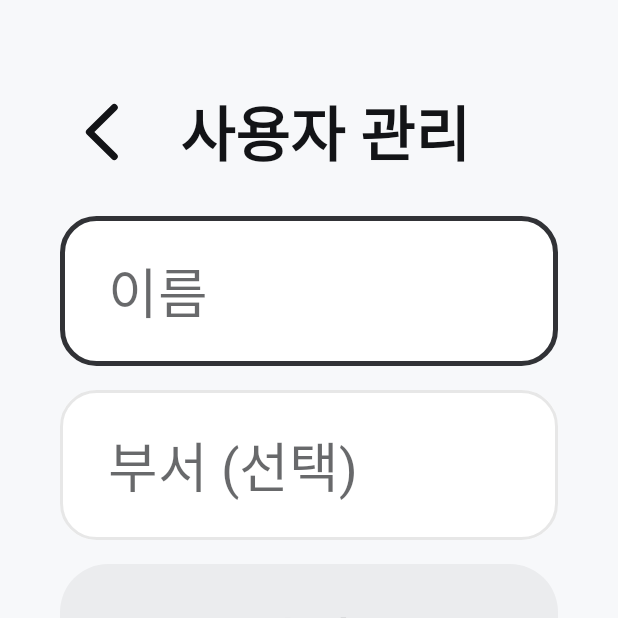
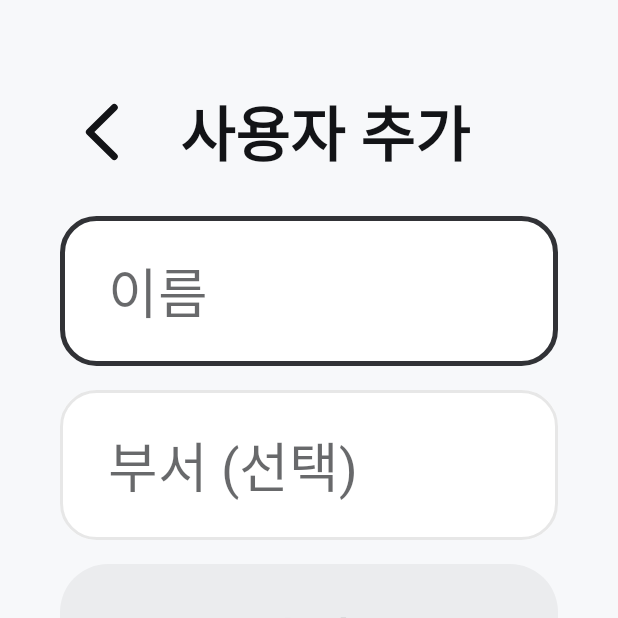
Before and after one commit to skelsid/Hyundai_Pleos, an Android app: the UsersActivity screen opened directly, with no data from a screen before it, on a phone screen of 412 x 824 dp, the top half of it. Run offline under Robolectric (Android 15) with nearby library versions, the phone set to English and light mode, and no system bars.

Commit message:
사용자 후보에서 빼는 것은 관리자 메뉴가 열려 있을 때만 된다
운행 종료 화면의 [사용자 추가]로 들어온 운전자는 추가만 한다 (기획서: 사용자
관리는 관리자 비밀번호를 넣어야 열린다).

Co-Authored-By: Claude Fable 5.2 <noreply@anthropic.com>

```diff
--- a/vehicle-log/app/src/main/kotlin/dev/vehiclelog/ui/UsersActivity.kt
+++ b/vehicle-log/app/src/main/kotlin/dev/vehiclelog/ui/UsersActivity.kt
@@ -5,6 +5,7 @@ import android.content.Context
 import android.content.Intent
 import android.os.Bundle
 import android.widget.LinearLayout
+import android.widget.TextView
 import android.widget.Toast
 import dev.vehiclelog.AppLog
 import dev.vehiclelog.data.TripStore
@@ -15,16 +16,19 @@ import java.util.concurrent.Executors
  * 사용자 후보 관리. 운행 종료 화면에서 이 목록 중에 고른다.
  * 입력 칸이 있으므로 주행 중에는 시스템이 막는다 (distractionOptimized 아님).
  * 메인 화면의 관리자 메뉴로 들어오면 관리자 비밀번호가 필요하다. 운행 종료 화면의 [사용자 추가]로 들어오면 필요 없다.
+ * 후보에서 빼는 것은 관리자 메뉴가 열려 있을 때만 된다 — 운전자는 자기 이름을 추가만 한다.
  */
 class UsersActivity : Activity() {
 
     private val io = Executors.newSingleThreadExecutor()
     private lateinit var list: LinearLayout
+    private lateinit var title: TextView
 
     override fun onCreate(savedInstanceState: Bundle?) {
         super.onCreate(savedInstanceState)
         val root = Ui.column(this)
-        root.addView(Ui.header(this, Ui.title(this, "사용자 관리")))
+        title = Ui.title(this, "")
+        root.addView(Ui.header(this, title))
         val name = Ui.input(this, "이름")
         val department = Ui.input(this, "부서 (선택)")
         root.addView(name)
@@ -57,7 +61,6 @@ class UsersActivity : Activity() {
         list = Ui.column(this).apply { setPadding(0, 0, 0, 0) }
         root.addView(list)
         setContentView(Ui.screen(this, root))
-        reload()
     }
 
     private fun reload() {
@@ -73,8 +76,10 @@ class UsersActivity : Activity() {
         if (isFinishing) return
         list.removeAllViews()
         if (users.isEmpty()) list.addView(Ui.body(this, "등록된 사용자가 없습니다."))
+        // 후보에서 빼는 것은 관리자만 한다. 운행 종료 화면의 [사용자 추가]로 들어온 운전자에게는 버튼을 두지 않는다
+        val canRemove = AdminSession.unlocked
         for (user in users) {
-            val remove = Ui.button(this, "삭제", medium = true) { confirmRemove(user, user.label) }
+            val remove = if (canRemove) Ui.button(this, "삭제", medium = true) { confirmRemove(user, user.label) } else null
             list.addView(Ui.listItem(this, user.name, user.department, suffix = remove))
         }
     }
@@ -99,6 +104,9 @@ class UsersActivity : Activity() {
         super.onStart()
         // 관리자 메뉴로 들어왔는데 앱을 떠났다 돌아와 잠겼으면 닫는다
         if (intent.getBooleanExtra(EXTRA_ADMIN_MENU, false)) AdminSession.requireUnlocked(this)
+        // 앱을 떠났다 돌아오면 관리자 메뉴가 잠기므로, 화면이 보일 때마다 제목과 [삭제] 버튼을 지금 상태로 다시 그린다
+        title.text = if (AdminSession.unlocked) "사용자 관리" else "사용자 추가"
+        reload()
     }
 
     override fun onDestroy() {
```
